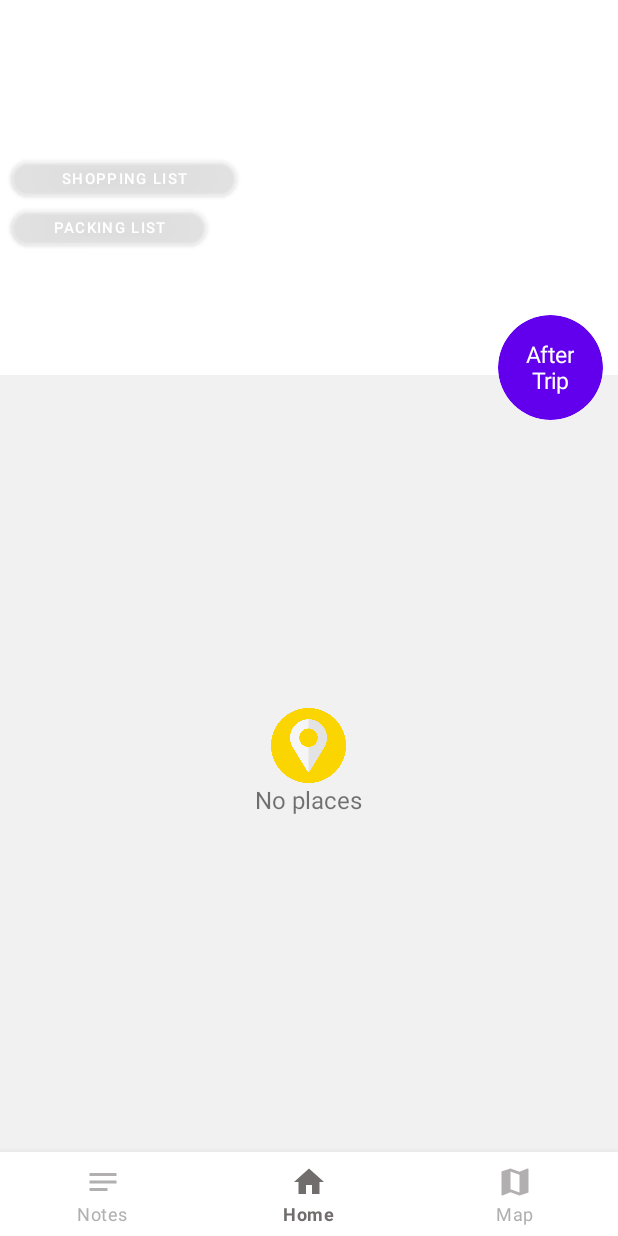
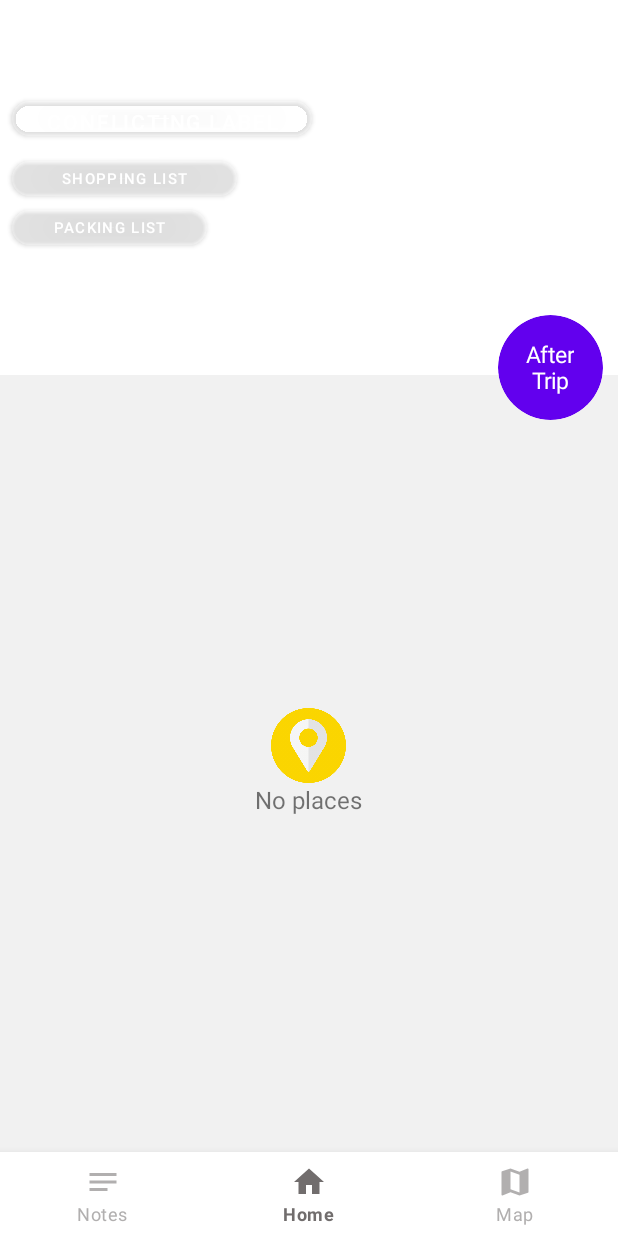
Before and after one commit to Alesta00103/Go4MyTrip, an Android app: the DetailTrip screen opened directly, with no data from a screen before it, on a phone screen of 412 x 824 dp. Run offline under Robolectric (Android 15) with nearby library versions, the phone set to English and light mode, and no system bars; our stand-ins replace Firebase (no records; nobody signed in at launch, a user with empty details on screens opened directly); 3 statements that could not run were skipped.

Commit message:
added btn_new_button

```diff
--- a/app/src/main/res/layout/activity_details_trip.xml
+++ b/app/src/main/res/layout/activity_details_trip.xml
@@ -34,6 +34,20 @@
             app:layout_constraintStart_toStartOf="parent"
             app:layout_constraintTop_toTopOf="parent"
             app:tint="@color/white" />
+
+        <com.google.android.material.button.MaterialButton
+            android:id="@+id/btn_new_button"
+            style="@style/Widget.MaterialComponents.Button"
+            android:layout_width="200dp"
+            android:layout_height="35dp"
+            android:layout_above="@+id/nameTrip"
+            android:layout_marginStart="8dp"
+            android:layout_marginBottom="78dp"
+            android:backgroundTint="#32FFFFFF"
+            android:text="Conflicting label"
+            android:textColor="#fff"
+            app:cornerRadius="20dp"
+            app:strokeColor="@color/colorPrimary" />
 
         <com.google.android.material.button.MaterialButton
             android:id="@+id/btn_shoppingList"
```
